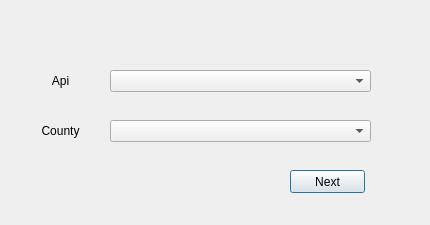
Old version of the form UiPage/FirstPage.ui in the repository AlterChiu/SMM-2020-CrossSectionEditor-Qplugin.
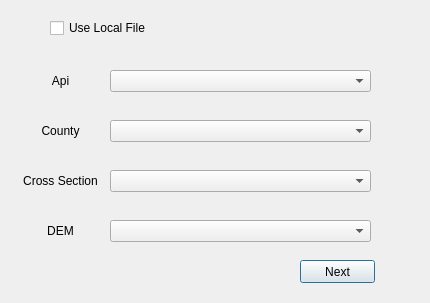
New version of the form.

Commit message: read local file

```diff
--- a/UiPage/FirstPage.ui
+++ b/UiPage/FirstPage.ui
@@ -7,7 +7,7 @@
     <x>0</x>
     <y>0</y>
     <width>430</width>
-    <height>225</height>
+    <height>303</height>
    </rect>
   </property>
   <property name="windowTitle">
@@ -45,8 +45,8 @@
   <widget class="QPushButton" name="NextButton">
    <property name="geometry">
     <rect>
-     <x>290</x>
-     <y>170</y>
+     <x>300</x>
+     <y>260</y>
      <width>75</width>
      <height>23</height>
     </rect>
@@ -84,6 +84,77 @@
     </rect>
    </property>
   </widget>
+  <widget class="QCheckBox" name="checkBox">
+   <property name="geometry">
+    <rect>
+     <x>50</x>
+     <y>20</y>
+     <width>101</width>
+     <height>16</height>
+    </rect>
+   </property>
+   <property name="text">
+    <string>Use Local File</string>
+   </property>
+  </widget>
+  <widget class="QLabel" name="DemLabel_2">
+   <property name="geometry">
+    <rect>
+     <x>20</x>
+     <y>170</y>
+     <width>81</width>
+     <height>21</height>
+    </rect>
+   </property>
+   <property name="layoutDirection">
+    <enum>Qt::LeftToRight</enum>
+   </property>
+   <property name="text">
+    <string>Cross Section</string>
+   </property>
+   <property name="alignment">
+    <set>Qt::AlignCenter</set>
+   </property>
+  </widget>
+  <widget class="QLabel" name="CountyLabel_2">
+   <property name="geometry">
+    <rect>
+     <x>20</x>
+     <y>220</y>
+     <width>81</width>
+     <height>21</height>
+    </rect>
+   </property>
+   <property name="layoutDirection">
+    <enum>Qt::LeftToRight</enum>
+   </property>
+   <property name="text">
+    <string>DEM</string>
+   </property>
+   <property name="alignment">
+    <set>Qt::AlignCenter</set>
+   </property>
+  </widget>
+  <widget class="QComboBox" name="DEMComboBox">
+   <property name="geometry">
+    <rect>
+     <x>110</x>
+     <y>220</y>
+     <width>261</width>
+     <height>22</height>
+    </rect>
+   </property>
+  </widget>
+  <widget class="QComboBox" name="CrossSectionComboBox">
+   <property name="geometry">
+    <rect>
+     <x>110</x>
+     <y>170</y>
+     <width>261</width>
+     <height>22</height>
+    </rect>
+   </property>
+  </widget>
  </widget>
  <resources/>
  <connections/>
```
The commit also changes 5 other files.
